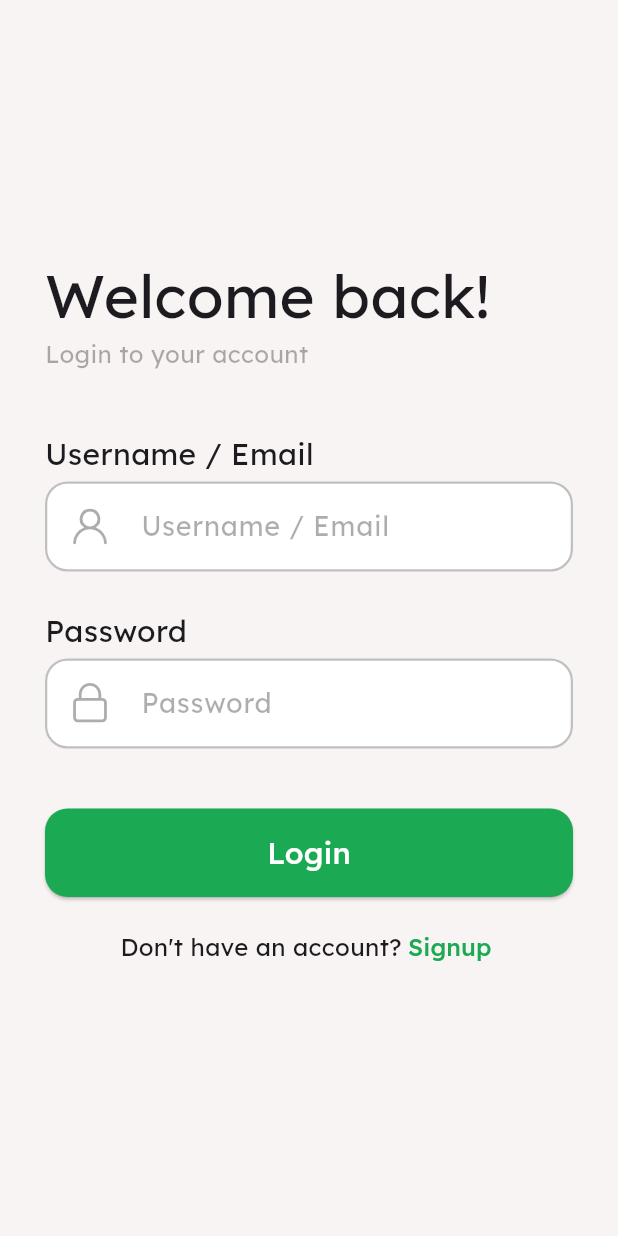
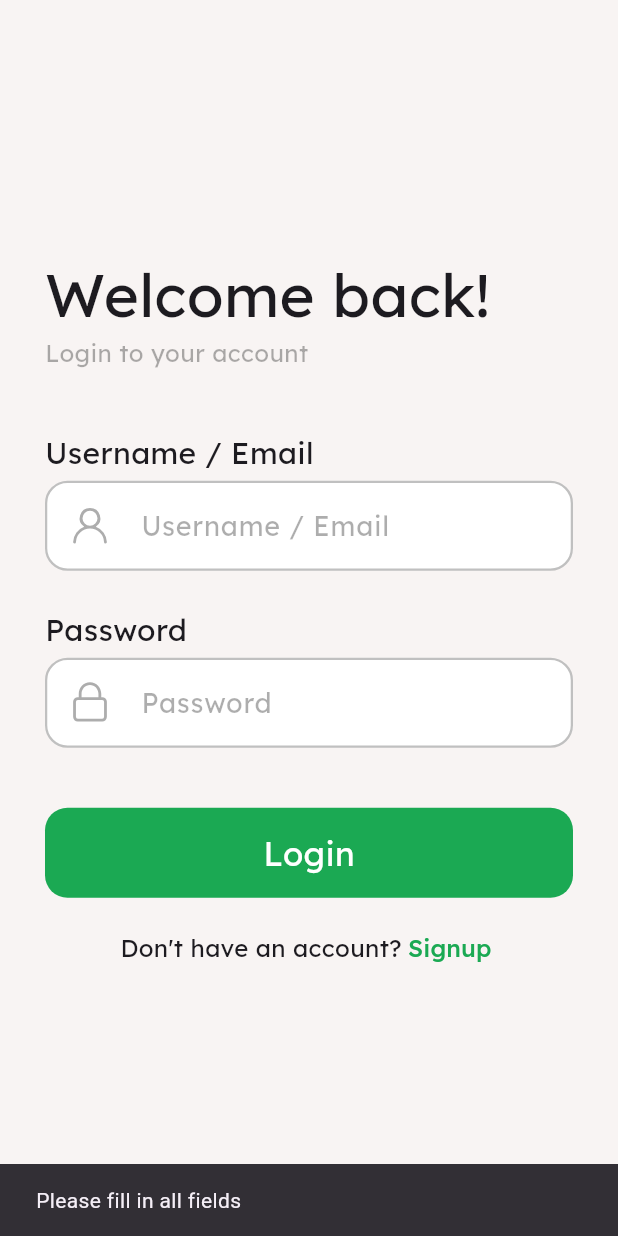
Before and after one commit to Antara-Paul04/MindSpace-Mobile, a Flutter app: the screen it shows after launch, after a tap on "Login", on a phone screen of 412 x 824 dp. Run offline on Flutter 3.47's test engine with Material 3 defaults, Android fonts, the phone set to English and light mode, and no system bars; our stand-ins replace cloud_firestore, firebase_auth, firebase_core, google_fonts, icons_plus; accounts and stored records are empty.

Commit message:
feat: Login screen auth (incomplete)

```diff
--- a/lib/resources/auth.dart
+++ b/lib/resources/auth.dart
@@ -34,4 +34,32 @@ class AuthMethods {
     }
     return res;
   }
+  Future<String> loginUser(
+    {required String email,
+      required String password,})async{
+        String res = 'Some error occurred';
+        try{
+          if (email.isNotEmpty && password.isNotEmpty){
+            UserCredential cred= await _auth.signInWithEmailAndPassword(
+              email: email,
+              password: password,
+        );
+        res='success';
+        print('User ID: ${cred.user!.uid}');
+          }
+          else{
+            res='Please fill in all fields';
+          }
+        } on FirebaseAuthException catch (err){
+          print('Error code: ${err.code}');
+          if (err.code == 'user-not-found'){
+            res='User not found for this email';
+          } else if (err.code == 'wrong-password'){
+            res= 'Entered password is wrong';
+          }
+        }catch (e){
+          res=e.toString();
+        }
+        return res;
+      }
 }
--- a/lib/screens/login.dart
+++ b/lib/screens/login.dart
@@ -1,11 +1,47 @@
 import 'package:flutter/material.dart';
 import 'package:google_fonts/google_fonts.dart';
+import 'package:ms/resources/auth.dart';
 import 'signup.dart';
 import '../utils/colors.dart';
 import 'package:icons_plus/icons_plus.dart';
 
-class Login extends StatelessWidget {
+class Login extends StatefulWidget {
   const Login({super.key});
+
+  @override
+  State<Login> createState() => _LoginState();
+}
+
+class _LoginState extends State<Login> {
+  final TextEditingController emailController = TextEditingController();
+  final TextEditingController passwordController = TextEditingController();
+  bool isLoading = false;
+
+  @override
+  void dispose() {
+    super.dispose();
+    emailController.dispose();
+    passwordController.dispose();
+  }
+
+  void loginUser() async{
+    setState(() {
+      isLoading=true;
+    });
+    String res = await AuthMethods().loginUser(
+      email: emailController.text,
+      password: passwordController.text
+      );
+    setState(() {
+      isLoading= false;
+    });
+    if (res !='success'){
+      print(res);
+      ScaffoldMessenger.of(context).showSnackBar(SnackBar(content: Text(res)));
+      return;
+    }
+  }
+
   @override
   Widget build(BuildContext context) {
     return Scaffold(
@@ -42,6 +78,7 @@ class Login extends StatelessWidget {
                     style: GoogleFonts.lexend(fontSize: 20)),
                 SizedBox(height: 4),
                 TextField(
+                  controller: emailController,
                   decoration: InputDecoration(
                     prefixIcon: Padding(
                       padding: const EdgeInsets.all(15.0),
@@ -74,6 +111,7 @@ class Login extends StatelessWidget {
                 Text('Password', style: GoogleFonts.lexend(fontSize: 20)),
                 SizedBox(height: 4),
                 TextField(
+                  controller: passwordController,
                   decoration: InputDecoration(
                     prefixIcon: Padding(
                       padding: const EdgeInsets.all(15.0),
@@ -105,18 +143,29 @@ class Login extends StatelessWidget {
                 // Login Button
                 SizedBox(
                   width: double.infinity,
-                  child: ElevatedButton(
-                    onPressed: () {},
-                    child: Text('Login',
-                        style: GoogleFonts.lexend(
-                            fontSize: 20, color: Colors.white)),
-                    style: ElevatedButton.styleFrom(
-                      backgroundColor: primaryColour,
-                      padding: EdgeInsets.symmetric(vertical: 15),
-                      shape: RoundedRectangleBorder(
-                        borderRadius: BorderRadius.circular(15),
-                      ),
+                  child: InkWell(
+                    onTap: loginUser,
+                    focusColor: primaryColour,
+                    highlightColor: primaryColour,
+                    customBorder: RoundedRectangleBorder(
+                      borderRadius: BorderRadius.circular(15),
                     ),
+                    child: isLoading
+                        ? const Center(
+                            child: CircularProgressIndicator(),
+                          )
+                        : Container(
+                            width: double.infinity,
+                            height: 60,
+                            decoration: BoxDecoration(
+                                color: primaryColour,
+                                borderRadius: BorderRadius.circular(15)),
+                            child: Center(
+                              child: Text('Login',
+                                  style: GoogleFonts.lexend(
+                                      fontSize: 22, color: Colors.white)),
+                            ),
+                          ),
                   ),
                 ),
                 SizedBox(
--- a/lib/screens/signup.dart
+++ b/lib/screens/signup.dart
@@ -199,7 +199,7 @@ class _SignupState extends State<Signup> {
                             child: Center(
                               child: Text('Sign up',
                                   style: GoogleFonts.lexend(
-                                      fontSize: 25, color: Colors.white)),
+                                      fontSize: 22, color: Colors.white)),
                             ),
                           ),
                   ),
```
